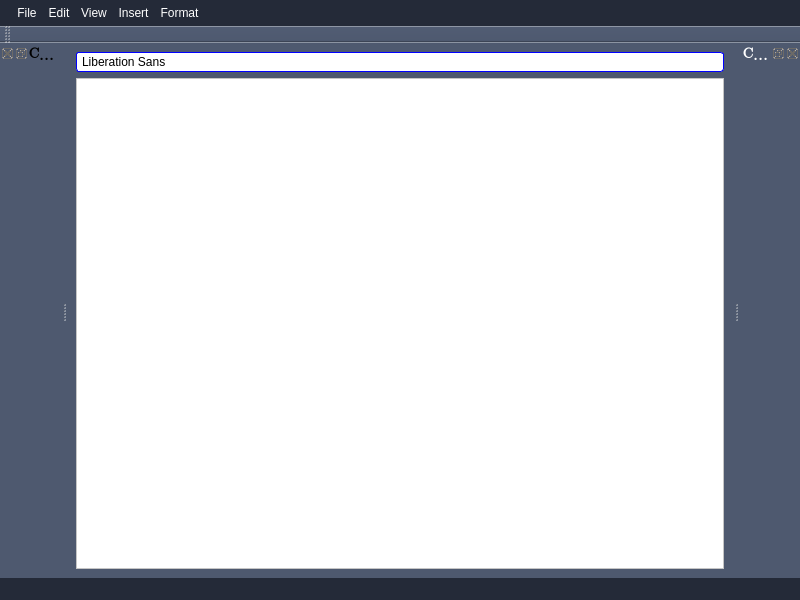
aleoli/Shared-Editor, file src/client/gui/ui/texteditor.ui: the form before one commit.
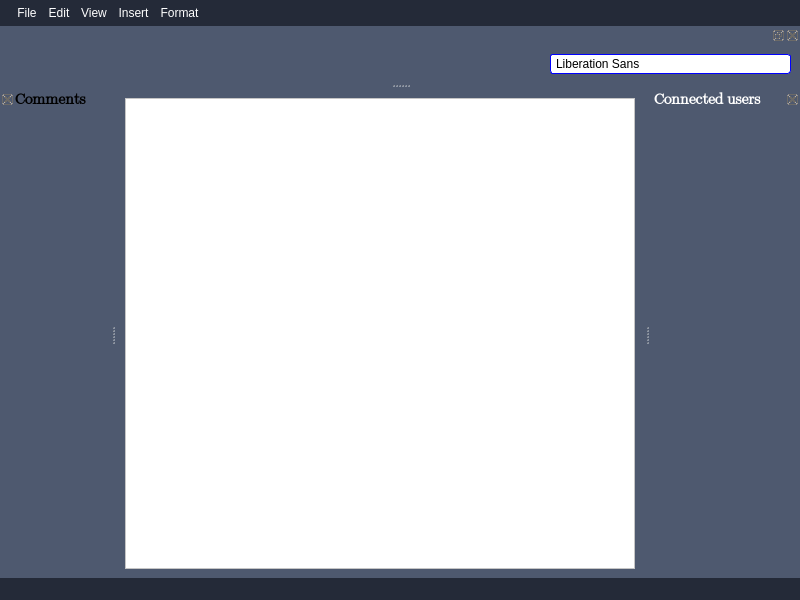
The form after the commit. Icons and pictures are not drawn.

Patch:
```diff
--- a/src/client/gui/ui/texteditor.ui
+++ b/src/client/gui/ui/texteditor.ui
@@ -17,89 +17,14 @@
    <string notr="true">background-color: #4E596F;</string>
   </property>
   <widget class="QWidget" name="centralwidget">
-   <layout class="QGridLayout" name="gridLayout">
-    <item row="1" column="1">
+   <layout class="QVBoxLayout" name="verticalLayout">
+    <item>
      <widget class="QTextEdit" name="textEdit_main">
       <property name="styleSheet">
        <string notr="true">background-color: white;</string>
       </property>
      </widget>
     </item>
-    <item row="0" column="1">
-     <widget class="QFontComboBox" name="fontComboBox">
-      <property name="styleSheet">
-       <string notr="true">QComboBox {
-    border: 1px solid blue;
-    border-radius: 3px;
-    padding: 1px 18px 1px 3px;
-    min-width: 6em;
-    color: black;
-    background-color: white;
-    margin: 0 0 0 0;
-}
-
-QComboBox:editable {
-    background: white;
-}
-
-QComboBox:!editable {
-    background: qlineargradient(x1: 0, y1: 0, x2: 0, y2: 1,
-                                  stop: 0 rgb(51, 51, 51), stop: 0.4 rgb(39, 39, 39),
-                                  stop: 0.5 rgb(32,32,32), stop: 1.0 rgb(38,38,38));
-}
-
-QComboBox::drop-down:editable {
-}
-
-QComboBox:!editable:on {
-}
-
-QComboBox::drop-down:editable:on {
-}
-
-QComboBox:on { /* shift the text when the popup opens */
-    padding-top: 3px;
-    padding-left: 4px;
-    background-color: rgb(80, 80, 80);
-}
-
-QComboBox::drop-down {
-    subcontrol-origin: padding;
-    subcontrol-position: center right;
-    width: 15px; 
-    right:3px;
-    border-top-right-radius: 3px; /* same radius as the QComboBox */
-    border-bottom-right-radius: 3px;
-    background:none;
-}
-
-QComboBox::down-arrow {
-    background: url(:/res/text-editor/dropdown-arrow.png);
-    height: 15px;
-}
-
-QComboBox::down-arrow:on { /* shift the arrow when popup is open */
-    top: 1px;
-    left: 1px;
-}
-
-QListView#comboListView {
-    background: rgb(80, 80, 80);
-    color: rgb(220, 220, 220);
-    min-height: 90px;
-    margin: 0 0 0 0;
-}
-
-QListView#comboListView::item {
-    background-color: rgb(80, 80, 80);
-}
-
-QListView#comboListView::item:hover {
-    background-color: rgb(95, 95, 95);
-}</string>
-      </property>
-     </widget>
-    </item>
    </layout>
   </widget>
   <widget class="QMenuBar" name="menubar">
@@ -432,18 +357,13 @@
     <string notr="true">background-color: #242A38;</string>
    </property>
   </widget>
-  <widget class="QToolBar" name="toolBar">
-   <property name="windowTitle">
-    <string>toolBar</string>
-   </property>
-   <attribute name="toolBarArea">
-    <enum>TopToolBarArea</enum>
-   </attribute>
-   <attribute name="toolBarBreak">
-    <bool>false</bool>
-   </attribute>
-  </widget>
   <widget class="QDockWidget" name="dock_connectedUsers">
+   <property name="minimumSize">
+    <size>
+     <width>150</width>
+     <height>44</height>
+    </size>
+   </property>
    <property name="palette">
     <palette>
      <active>
@@ -607,6 +527,9 @@
     width: 14px;
 }*/</string>
    </property>
+   <property name="features">
+    <set>QDockWidget::DockWidgetClosable</set>
+   </property>
    <property name="windowTitle">
     <string>Connected users</string>
    </property>
@@ -616,6 +539,12 @@
    <widget class="QWidget" name="contents_connectedUsers"/>
   </widget>
   <widget class="QDockWidget" name="dock_comments">
+   <property name="minimumSize">
+    <size>
+     <width>110</width>
+     <height>44</height>
+    </size>
+   </property>
    <property name="palette">
     <palette>
      <active>
@@ -760,7 +689,7 @@
     <bool>false</bool>
    </property>
    <property name="features">
-    <set>QDockWidget::AllDockWidgetFeatures</set>
+    <set>QDockWidget::DockWidgetClosable</set>
    </property>
    <property name="windowTitle">
     <string>Comments</string>
@@ -770,6 +699,103 @@
    </attribute>
    <widget class="QWidget" name="contents_comments"/>
   </widget>
+  <widget class="QDockWidget" name="dockWidget">
+   <attribute name="dockWidgetArea">
+    <number>4</number>
+   </attribute>
+   <widget class="QWidget" name="dockWidgetContents">
+    <layout class="QHBoxLayout" name="horizontalLayout">
+     <item>
+      <spacer name="horizontalSpacer">
+       <property name="orientation">
+        <enum>Qt::Horizontal</enum>
+       </property>
+       <property name="sizeHint" stdset="0">
+        <size>
+         <width>40</width>
+         <height>20</height>
+        </size>
+       </property>
+      </spacer>
+     </item>
+     <item>
+      <widget class="QFontComboBox" name="fontComboBox">
+       <property name="styleSheet">
+        <string notr="true">QComboBox {
+    border: 1px solid blue;
+    border-radius: 3px;
+    padding: 1px 18px 1px 3px;
+    min-width: 6em;
+    color: black;
+    background-color: white;
+    margin: 0 0 0 0;
+}
+
+QComboBox:editable {
+    background: white;
+}
+
+QComboBox:!editable {
+    background: qlineargradient(x1: 0, y1: 0, x2: 0, y2: 1,
+                                  stop: 0 rgb(51, 51, 51), stop: 0.4 rgb(39, 39, 39),
+                                  stop: 0.5 rgb(32,32,32), stop: 1.0 rgb(38,38,38));
+}
+
+QComboBox::drop-down:editable {
+}
+
+QComboBox:!editable:on {
+}
+
+QComboBox::drop-down:editable:on {
+}
+
+QComboBox:on { /* shift the text when the popup opens */
+    padding-top: 3px;
+    padding-left: 4px;
+    background-color: rgb(80, 80, 80);
+}
+
+QComboBox::drop-down {
+    subcontrol-origin: padding;
+    subcontrol-position: center right;
+    width: 15px; 
+    right:3px;
+    border-top-right-radius: 3px; /* same radius as the QComboBox */
+    border-bottom-right-radius: 3px;
+    background:none;
+}
+
+QComboBox::down-arrow {
+    background: url(:/res/text-editor/dropdown-arrow.png);
+    height: 15px;
+}
+
+QComboBox::down-arrow:on { /* shift the arrow when popup is open */
+    top: 1px;
+    left: 1px;
+}
+
+QListView#comboListView {
+    background: rgb(80, 80, 80);
+    color: rgb(220, 220, 220);
+    min-height: 90px;
+    margin: 0 0 0 0;
+}
+
+QListView#comboListView::item {
+    background-color: rgb(80, 80, 80);
+}
+
+QListView#comboListView::item:hover {
+    background-color: rgb(95, 95, 95);
+}</string>
+       </property>
+      </widget>
+     </item>
+    </layout>
+   </widget>
+  </widget>
   <action name="actionOpen">
    <property name="text">
     <string>Open</string>
```
